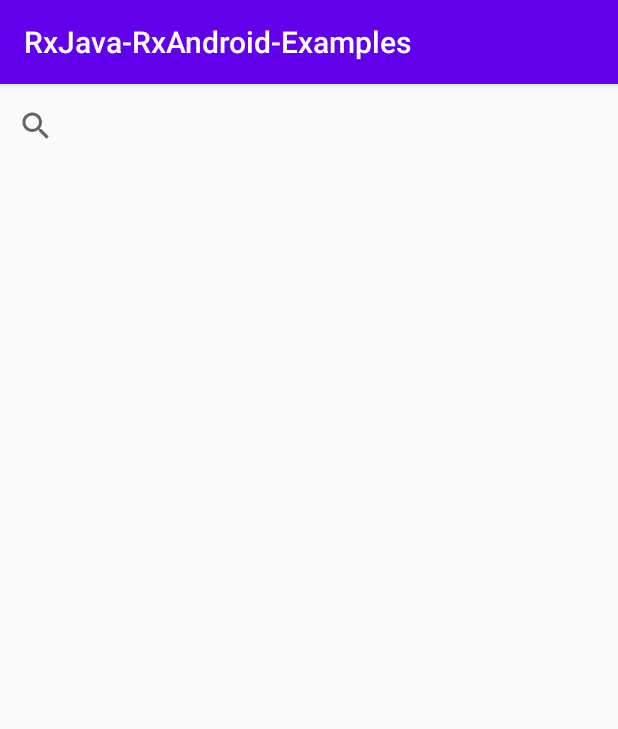
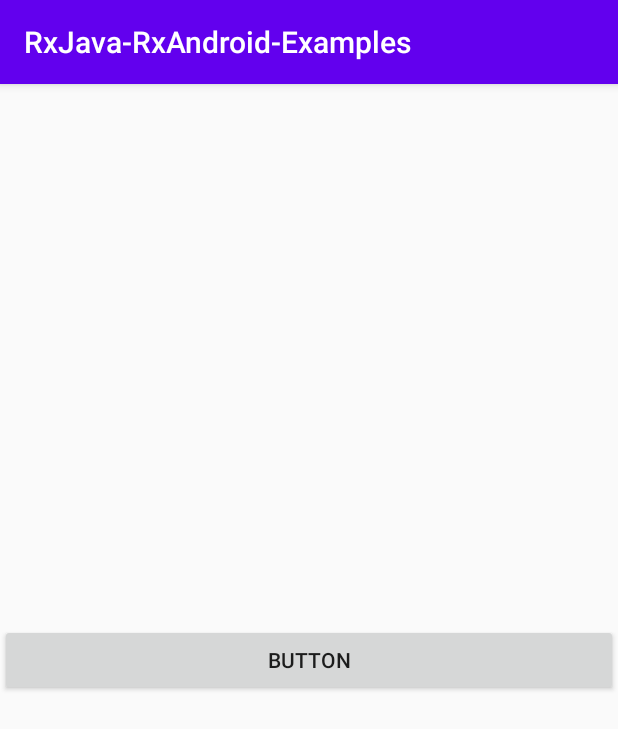
Before and after one commit to kazudmb/RxJava-RxAndroid-Examples, an Android app: the screen it shows after launch (MainActivity), on a phone screen of 412 x 824 dp. Shown: the top 729 px of the screen. Run offline under Robolectric (Android 15) with nearby library versions, the phone set to English and light mode, and no system bars; our stand-ins replace RxJava; libraries missing offline, so code that uses them is left out: com.jakewharton.rxbinding3; 1 statement that could not run was skipped.

Commit message:
add Transformation Operators - ThrottleFirst
https://codingwithmitch.com/courses/rxjava-rxandroid-for-beginners/transformation-operators-throttle-first/

```diff
--- a/app/src/main/java/com/nakano/rxjava_rxandroid_examples/MainActivity.java
+++ b/app/src/main/java/com/nakano/rxjava_rxandroid_examples/MainActivity.java
@@ -2,19 +2,19 @@ package com.nakano.rxjava_rxandroid_examples;
 
 import android.os.Bundle;
 import android.util.Log;
+import android.widget.Button;
 
 import androidx.appcompat.app.AppCompatActivity;
-import androidx.appcompat.widget.SearchView;
+
+import com.jakewharton.rxbinding3.view.RxView;
 
 import java.util.concurrent.TimeUnit;
 
-import io.reactivex.Observable;
-import io.reactivex.ObservableEmitter;
-import io.reactivex.ObservableOnSubscribe;
 import io.reactivex.Observer;
+import io.reactivex.android.schedulers.AndroidSchedulers;
 import io.reactivex.disposables.CompositeDisposable;
 import io.reactivex.disposables.Disposable;
-import io.reactivex.schedulers.Schedulers;
+import kotlin.Unit;
 
 
 public class MainActivity extends AppCompatActivity {
@@ -22,60 +22,33 @@ public class MainActivity extends AppCompatActivity {
     private static final String TAG = "MainActivity";
 
     //ui
-    private SearchView searchView;
+    private Button button;
 
     // vars
     private CompositeDisposable disposables = new CompositeDisposable();
-    private long timeSinceLastRequest; // for log printouts only. Not part of logic.
+    private long timeSinceLastRequest;
 
     @Override
     protected void onCreate(Bundle savedInstanceState) {
         super.onCreate(savedInstanceState);
         setContentView(R.layout.activity_main);
-        searchView = findViewById(R.id.search_view);
+        button = findViewById(R.id.button);
 
         timeSinceLastRequest = System.currentTimeMillis();
 
-        // create the Observable
-        Observable<String> observableQueryText = Observable
-                .create(new ObservableOnSubscribe<String>() {
-                    @Override
-                    public void subscribe(final ObservableEmitter<String> emitter) throws Exception {
-
-                        // Listen for text input into the SearchView
-                        searchView.setOnQueryTextListener(new SearchView.OnQueryTextListener() {
-                            @Override
-                            public boolean onQueryTextSubmit(String query) {
-                                return false;
-                            }
-
-                            @Override
-                            public boolean onQueryTextChange(final String newText) {
-                                if(!emitter.isDisposed()){
-                                    emitter.onNext(newText); // Pass the query to the emitter
-                                }
-                                return false;
-                            }
-                        });
-                    }
-                })
-                .debounce(500, TimeUnit.MILLISECONDS) // Apply Debounce() operator to limit requests
-                .subscribeOn(Schedulers.io());
-
-        // Subscribe an Observer
-        observableQueryText.subscribe(new Observer<String>() {
+        // Set a click listener to the button with RxBinding Library
+        RxView.clicks(button)
+                .throttleFirst(500, TimeUnit.MILLISECONDS) // Throttle the clicks so 500 ms must pass before registering a new click
+                .observeOn(AndroidSchedulers.mainThread())
+                .subscribe(new Observer<Unit>() {
                     @Override
                     public void onSubscribe(Disposable d) {
                         disposables.add(d);
                     }
                     @Override
-            public void onNext(String s) {
-                Log.d(TAG, "onNext: time  since last request: " + (System.currentTimeMillis() - timeSinceLastRequest));
-                Log.d(TAG, "onNext: search query: " + s);
-                timeSinceLastRequest = System.currentTimeMillis();
-
-                // method for sending a request to the server
-                sendRequestToServer(s);
+                    public void onNext(Unit unit) {
+                        Log.d(TAG, "onNext: time since last clicked: " + (System.currentTimeMillis() - timeSinceLastRequest));
+                        someMethod(); // Execute some method when a click is registered
                     }
                     @Override
                     public void onError(Throwable e) {
@@ -84,11 +57,12 @@ public class MainActivity extends AppCompatActivity {
                     public void onComplete() {
                     }
                 });
+
     }
 
-    // Fake method for sending a request to the server
-    private void sendRequestToServer(String query){
-        // do nothing
+    private void someMethod(){
+        timeSinceLastRequest = System.currentTimeMillis();
+        // do something
     }
 
     @Override
--- a/app/src/main/res/layout/activity_main.xml
+++ b/app/src/main/res/layout/activity_main.xml
@@ -24,22 +24,23 @@
 <!--        app:layout_constraintLeft_toLeftOf="parent"-->
 <!--        app:layout_constraintBottom_toBottomOf="parent"/>-->
 
-<!--    <Button-->
+    <Button
+        android:layout_width="match_parent"
+        android:layout_height="wrap_content"
+        app:layout_constraintTop_toTopOf="parent"
+        app:layout_constraintBottom_toBottomOf="parent"
+        app:layout_constraintRight_toRightOf="parent"
+        app:layout_constraintLeft_toLeftOf="parent"
+        android:id="@+id/button"
+        android:text="button"/>
+
+<!--    <androidx.appcompat.widget.SearchView-->
 <!--        android:layout_width="match_parent"-->
-<!--        android:layout_height="wrap_content"-->
+<!--        android:layout_height="?attr/actionBarSize"-->
 <!--        app:layout_constraintTop_toTopOf="parent"-->
 <!--        app:layout_constraintRight_toRightOf="parent"-->
 <!--        app:layout_constraintLeft_toLeftOf="parent"-->
-<!--        android:id="@+id/button"-->
-<!--        android:text="button"/>-->
-
-    <androidx.appcompat.widget.SearchView
-        android:layout_width="match_parent"
-        android:layout_height="?attr/actionBarSize"
-        app:layout_constraintTop_toTopOf="parent"
-        app:layout_constraintRight_toRightOf="parent"
-        app:layout_constraintLeft_toLeftOf="parent"
-        android:id="@+id/search_view">
-    </androidx.appcompat.widget.SearchView>
+<!--        android:id="@+id/search_view">-->
+<!--    </androidx.appcompat.widget.SearchView>-->
 
 </androidx.constraintlayout.widget.ConstraintLayout>
```
Lines whose indentation alone changed are shown as unchanged.
